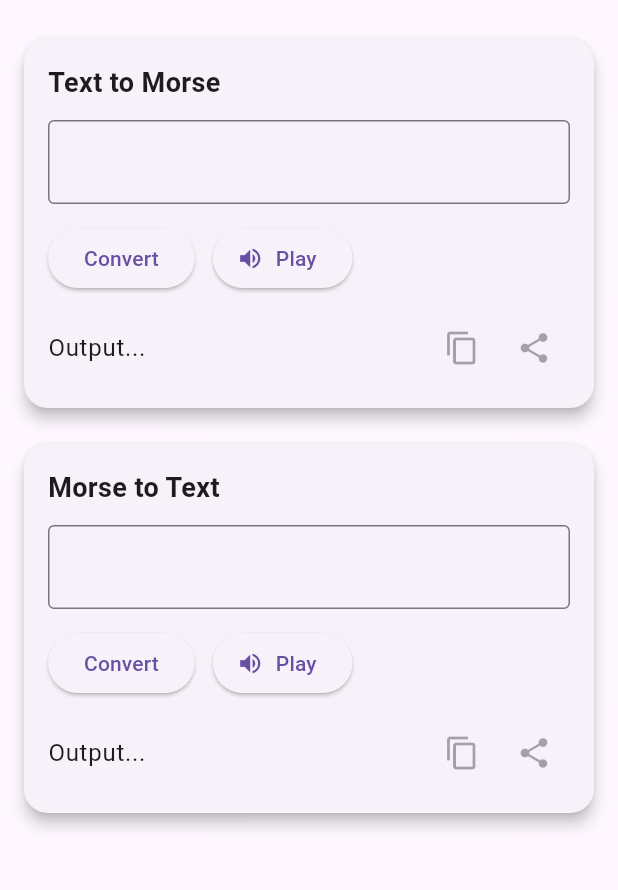
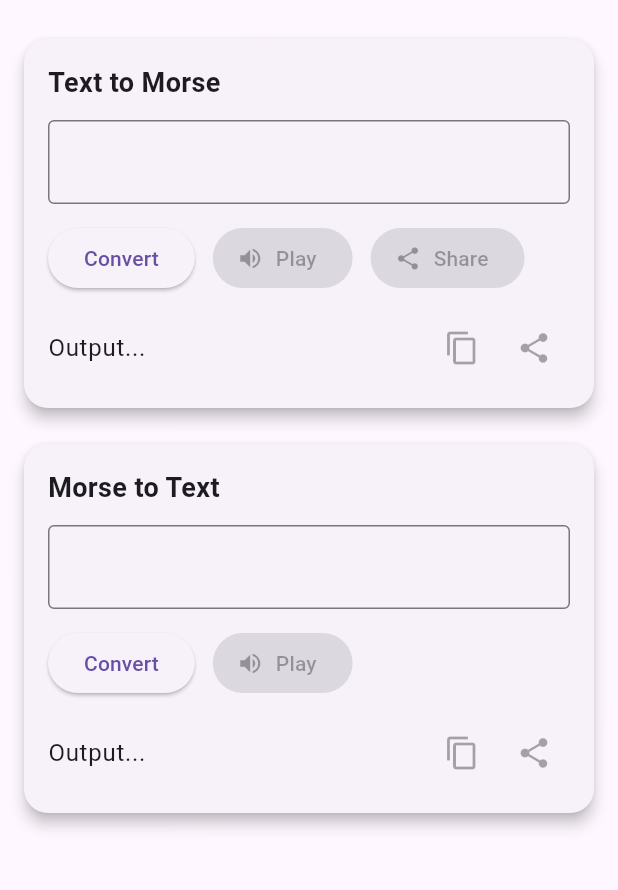
Before and after one commit to Turbash/signal, a Flutter app: the screen it shows after launch, on a phone screen of 412 x 824 dp, the part 63-953 px from its top. Run offline on Flutter 3.47's test engine with Material 3 defaults, Android fonts, the phone set to English and light mode, and no system bars; our stand-ins replace audioplayers, flutter_tts, share_plus, vibration; missing offline and left inert: flutter_beep_plus.

Commit message:
Satisfied with it for now ui needs fixes and some other fixes that is it will continue tommorow now

```diff
--- a/lib/widgets/converter_card.dart
+++ b/lib/widgets/converter_card.dart
@@ -9,6 +9,7 @@ class ConverterCard extends StatelessWidget {
   final VoidCallback onConvert;
   final VoidCallback onPlay;
   final VoidCallback onShare;
+  final VoidCallback? onShareAudio;
 
   const ConverterCard({
     super.key,
@@ -18,6 +19,7 @@ class ConverterCard extends StatelessWidget {
     required this.onConvert,
     required this.onPlay,
     required this.onShare,
+    this.onShareAudio,
   });
 
   @override
@@ -55,11 +57,18 @@ class ConverterCard extends StatelessWidget {
 
                 const SizedBox(width: 12),
                 ElevatedButton.icon(
-                onPressed: onPlay,
-                icon: const Icon(Icons.volume_up),
-                label: const Text('Play'),
+                  onPressed: output.isNotEmpty ? onPlay : null,
+                  icon: const Icon(Icons.volume_up),
+                  label: const Text('Play'),
                 ),
-
+                if (onShareAudio != null) ...[
+                  const SizedBox(width: 12),
+                  ElevatedButton.icon(
+                    onPressed: output.isNotEmpty ? onShareAudio : null,
+                    icon: const Icon(Icons.share),
+                    label: const Text('Share'),
+                  ),
+                ],
               ],
             ),
             const SizedBox(height: 12),
--- a/lib/widgets/text_to_morse_card.dart
+++ b/lib/widgets/text_to_morse_card.dart
@@ -43,6 +43,7 @@ class _TextToMorseCardState extends State<TextToMorseCard> {
       onConvert: convert,
       onPlay: () => playMorseAudio(output),
       onShare: () => shareMorseAudio(output),
+      onShareAudio: () => shareMorseAudio(output),
     );
   }
 }
```
